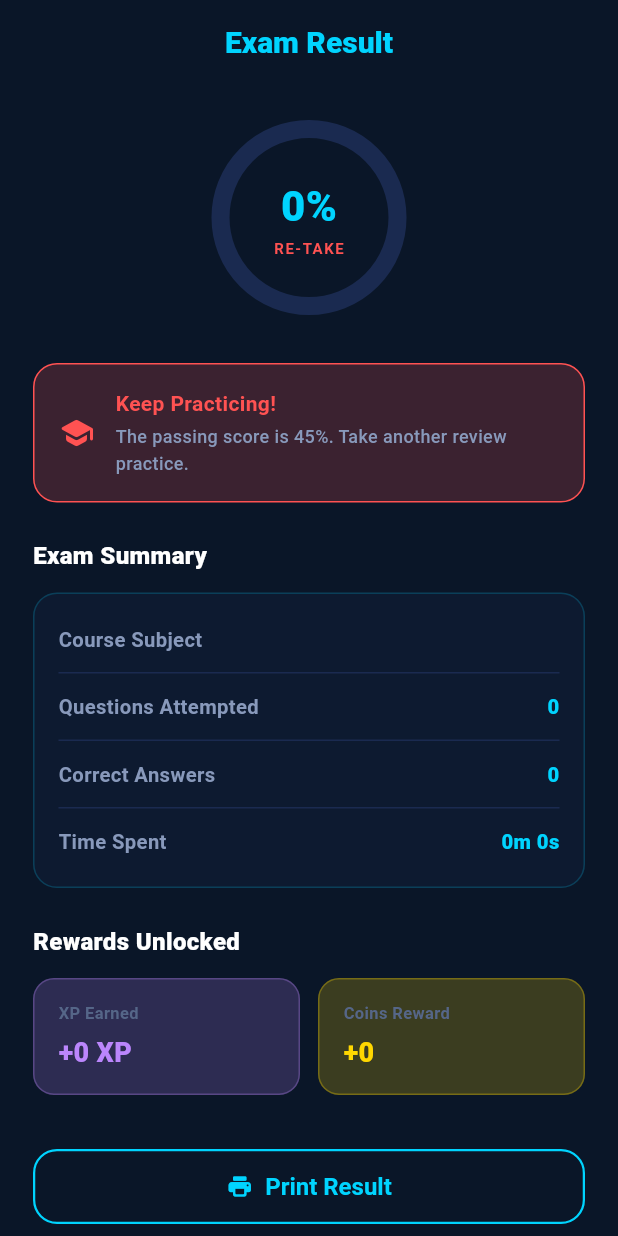
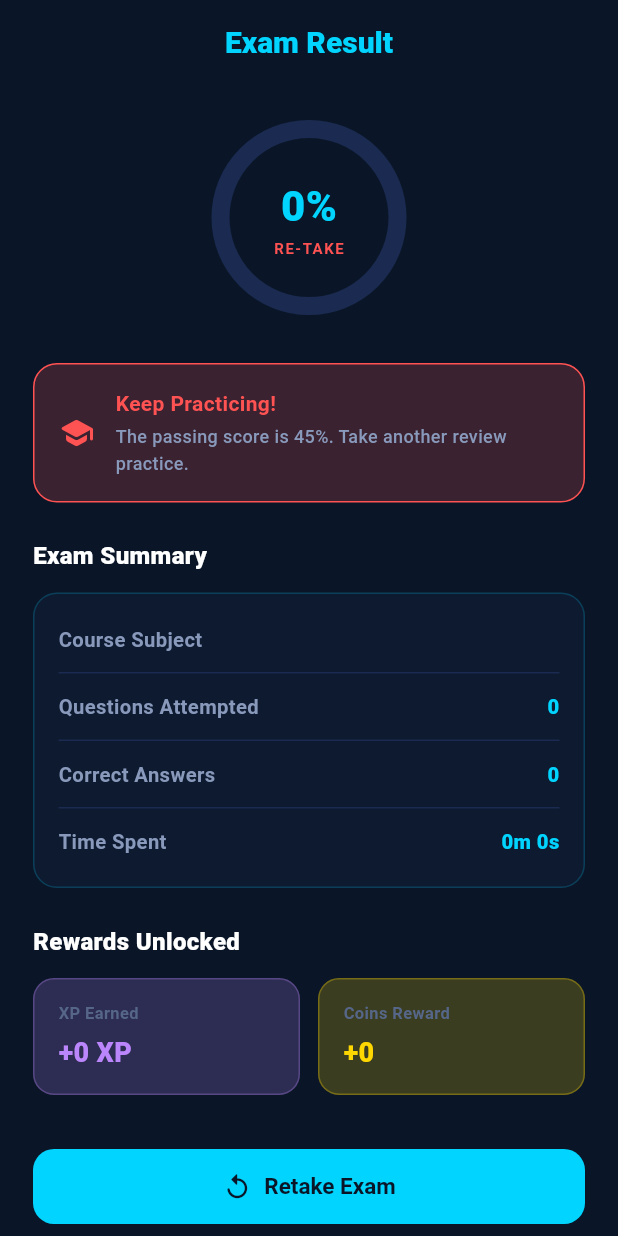
Before and after one commit to Cyberboyone/gst-cbt-app, a Flutter app: the ResultScreen screen opened directly with empty values, on a phone screen of 412 x 824 dp. Run offline on Flutter 3.47's test engine with Material 3 defaults, Android fonts, the phone set to English and light mode, and no system bars; our stand-ins replace audioplayers, connectivity_plus, firebase_analytics, firebase_core, hive_flutter, pdf and 2 more; missing offline and left inert: unity_ads_plugin; accounts and stored records are empty; Roboto replaces fonts that are missing (Nunito); statements that could not run were skipped.

Commit message:
Add Retake Exam button to exam result screen, only show rewards dialog on pass

```diff
--- a/lib/screens/result_screen.dart
+++ b/lib/screens/result_screen.dart
@@ -133,7 +133,8 @@ class _ResultScreenState extends State<ResultScreen> with SingleTickerProviderSt
 
     final newLevel = AppConstants.getLevelForXp(profile.profile?.xp ?? 0);
 
-    if (newBadges.isNotEmpty || newLevel > previousLevel) {
+    final isPassed = widget.scorePercentage >= AppConstants.passingScorePercentage;
+    if (isPassed && (newBadges.isNotEmpty || newLevel > previousLevel)) {
       WidgetsBinding.instance.addPostFrameCallback((_) {
         _showRewardsDialog(context, newBadges, newLevel > previousLevel, newLevel, profile);
       });
@@ -575,6 +576,38 @@ class _ResultScreenState extends State<ResultScreen> with SingleTickerProviderSt
             SizedBox(
               width: double.infinity,
               height: 50.0,
+              child: ElevatedButton.icon(
+                onPressed: () {
+                  final courseProvider = Provider.of<CourseProvider>(context, listen: false);
+                  final quizProvider = Provider.of<QuizProvider>(context, listen: false);
+                  final settingsProvider = Provider.of<SettingsProvider>(context, listen: false);
+                  final course = courseProvider.courses.firstWhere(
+                    (c) => c.id == widget.courseId,
+                    orElse: () => courseProvider.courses.first,
+                  );
+                  Navigator.of(context).popUntil((route) => route.isFirst);
+                  quizProvider.startSession(
+                    course: course,
+                    mode: QuizMode.exam,
+                    soundOn: settingsProvider.settings.soundOn,
+                  ).then((_) {
+                    Navigator.pushNamed(context, AppRoutes.exam);
+                  });
+                },
+                icon: const Icon(Icons.replay_rounded, size: 20),
+                label: const Text('Retake Exam', style: TextStyle(fontWeight: FontWeight.bold, fontSize: 15)),
+                style: ElevatedButton.styleFrom(
+                  backgroundColor: AppColors.primary,
+                  foregroundColor: AppColors.onPrimary,
+                  shape: RoundedRectangleBorder(borderRadius: BorderRadius.circular(14.0)),
+                ),
+              ),
+            ),
+            const SizedBox(height: 10.0),
+
+            SizedBox(
+              width: double.infinity,
+              height: 50.0,
               child: OutlinedButton.icon(
                 onPressed: () => _printResult(nickname),
                 icon: const Icon(Icons.print_rounded, color: AppColors.primary, size: 18),
```
